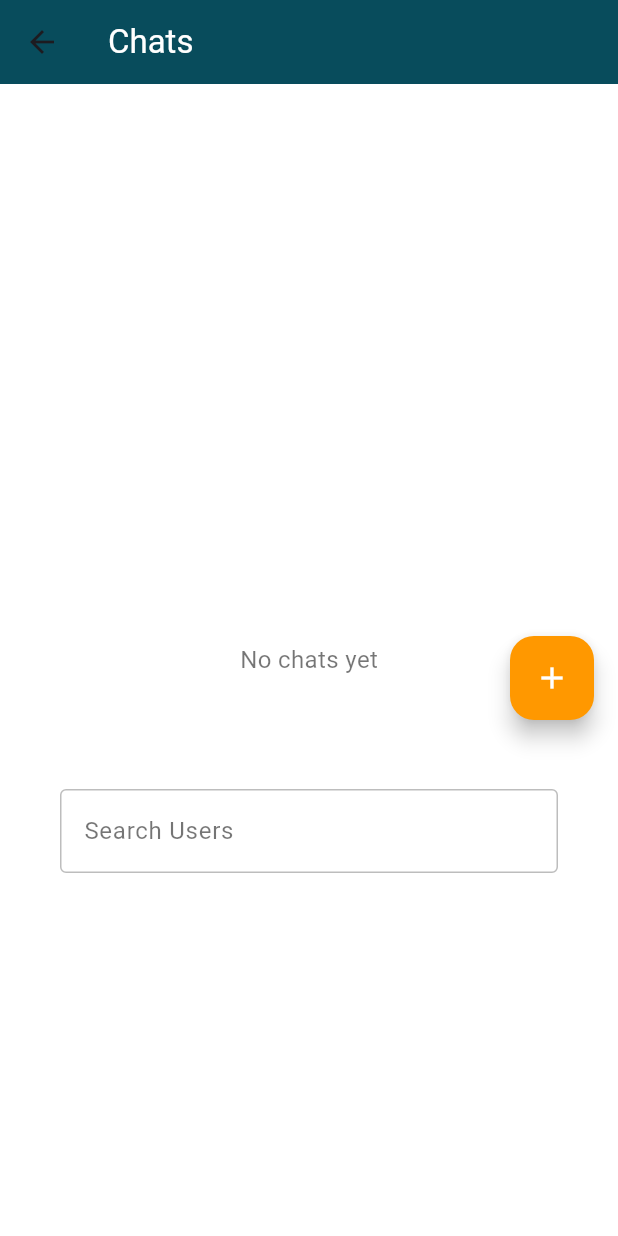
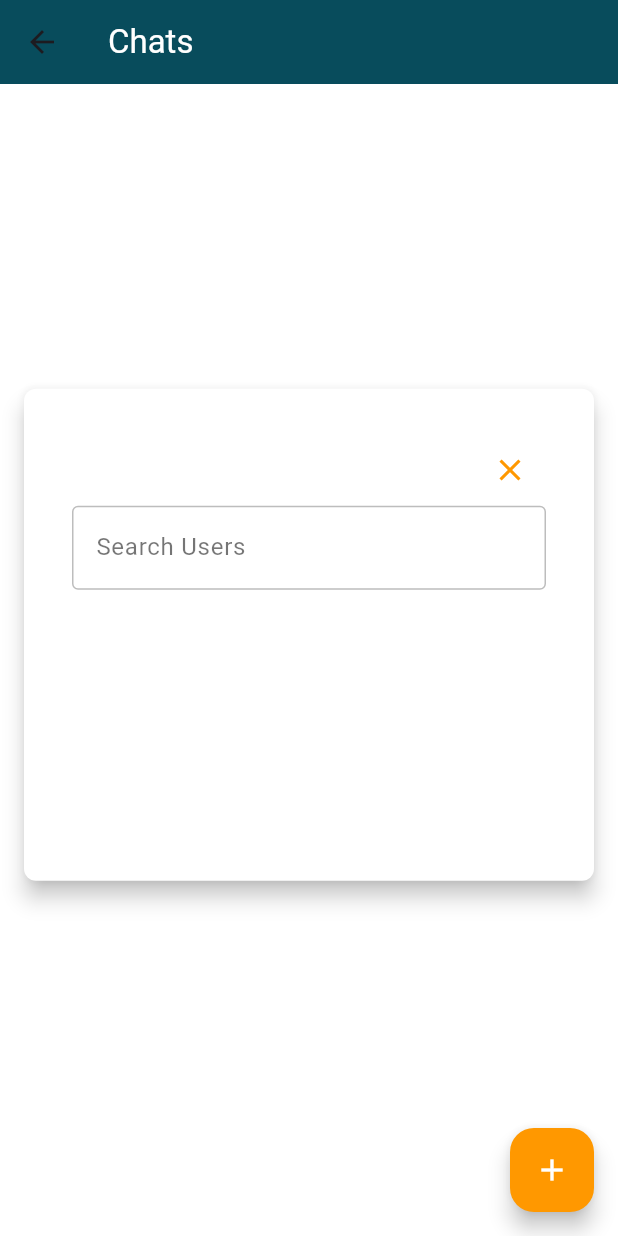
Before and after one commit to isuri54/skill-bridge, a Flutter app: the ChatsHomeScreen screen opened directly, after a tap on the "add" icon, on a phone screen of 412 x 824 dp. Run offline on Flutter 3.47's test engine with Material 3 defaults, Android fonts, the phone set to English and light mode, and no system bars; our stand-ins replace cloud_firestore, firebase_auth, firebase_core, get, image_picker; accounts and stored records are empty; generated files the repository leaves out were written again.

Commit message:
Update chathomescreen.dart

```diff
--- a/lib/screens/chathomescreen.dart
+++ b/lib/screens/chathomescreen.dart
@@ -3,6 +3,7 @@ import 'package:firebase_auth/firebase_auth.dart';
 import 'package:cloud_firestore/cloud_firestore.dart';
 import 'package:get/get.dart';
 import 'package:intl/intl.dart';
+import 'package:skillbridge/screens/chatsscreen.dart';
 
 class ChatsHomeScreen extends StatefulWidget {
   const ChatsHomeScreen({super.key});
@@ -91,12 +92,29 @@ class _ChatsHomeScreenState extends State<ChatsHomeScreen> {
 
     ScaffoldMessenger.of(context).showSnackBar(
       SnackBar(
-        duration: const Duration(seconds: 10),
+        behavior: SnackBarBehavior.floating,
+        margin: EdgeInsets.symmetric(
+          horizontal: 16.0,
+          vertical: MediaQuery.of(context).size.height * 0.2,
+        ),
+        backgroundColor: Colors.white,
+        shape: RoundedRectangleBorder(
+          borderRadius: BorderRadius.circular(8.0),
+        ),
         content: Container(
           height: 300,
           padding: const EdgeInsets.all(16.0),
           child: Column(
             children: [
+              Align(
+                alignment: Alignment.topRight,
+                child: IconButton(
+                  icon: const Icon(Icons.close, color: Colors.orange),
+                  onPressed: () {
+                    ScaffoldMessenger.of(context).hideCurrentSnackBar();
+                  },
+                ),
+              ),
               TextField(
                 controller: searchController,
                 decoration: const InputDecoration(
@@ -167,8 +185,12 @@ class _ChatsHomeScreenState extends State<ChatsHomeScreen> {
                             'lastMessage': '',
                             'lastMessageTime': FieldValue.serverTimestamp(),
                           });
-                          Get.back();
-                          Get.to(());
+                          ScaffoldMessenger.of(context).hideCurrentSnackBar();
+                          Get.to(() => ChatScreen(
+                                chatId: chatRef.id,
+                                recipientName: users[index]['name']!,
+                                recipientId: users[index]['uid']!,
+                              ));
                         }
                       },
                     );
@@ -178,7 +200,6 @@ class _ChatsHomeScreenState extends State<ChatsHomeScreen> {
             ],
           ),
         ),
-        backgroundColor: Colors.white,
       ),
     );
   }
@@ -240,7 +261,11 @@ class _ChatsHomeScreenState extends State<ChatsHomeScreen> {
                           ],
                         ),
                         onTap: () {
-                          Get.to(());
+                          Get.to(() => ChatScreen(
+                                chatId: chats[index]['chatId'],
+                                recipientName: chats[index]['recipientName'],
+                                recipientId: chats[index]['recipientId'],
+                              ));
                         },
                       ),
                     );
```
